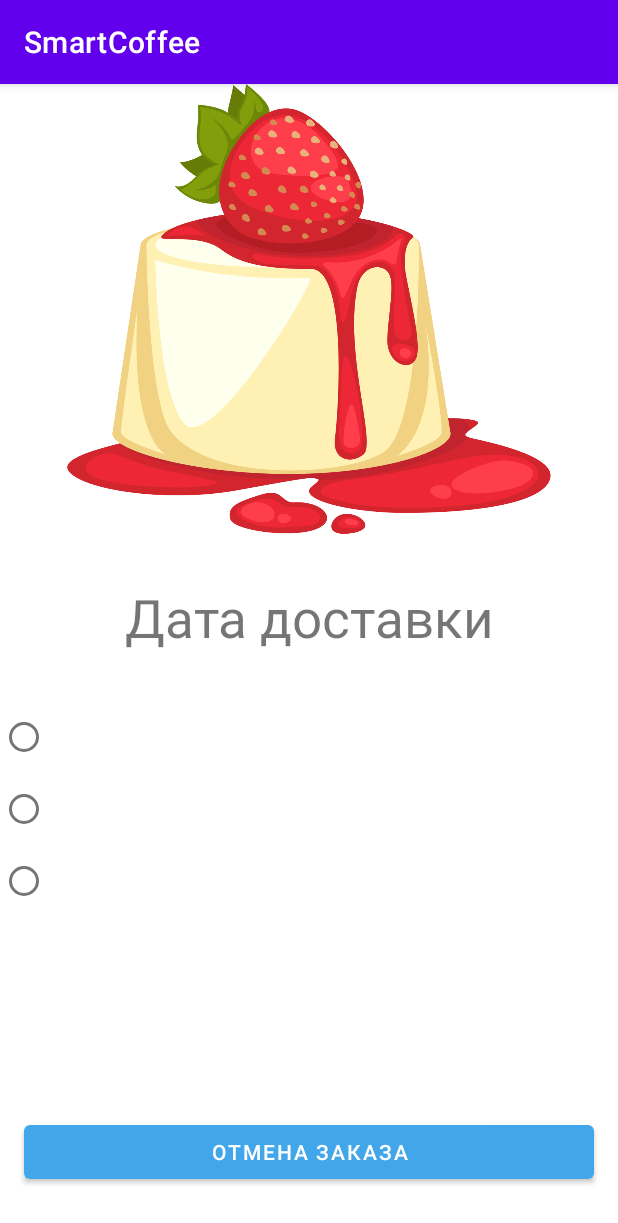
After one commit to Brav9/SmartCoffee, an Android app: the fragment PickupCakeFragment shown on its own in the app's theme, on a phone screen of 412 x 824 dp. The commit adds this screen. Shown: the top 1223 px of the screen. Run offline under Robolectric (Android 15) with nearby library versions, the phone set to English and light mode, and no system bars.

Commit message:
Добавление элементов в макет fragment_pickup_cake.xml

```diff
--- /dev/null
+++ b/app/src/main/java/com/hfad/smartcoffee/PickupCakeFragment.kt
@@ -0,0 +1,59 @@
+package com.hfad.smartcoffee
+
+import android.os.Bundle
+import androidx.fragment.app.Fragment
+import android.view.LayoutInflater
+import android.view.View
+import android.view.ViewGroup
+
+// TODO: Rename parameter arguments, choose names that match
+// the fragment initialization parameters, e.g. ARG_ITEM_NUMBER
+private const val ARG_PARAM1 = "param1"
+private const val ARG_PARAM2 = "param2"
+
+/**
+ * A simple [Fragment] subclass.
+ * Use the [PickupCakeFragment.newInstance] factory method to
+ * create an instance of this fragment.
+ */
+class PickupCakeFragment : Fragment() {
+    // TODO: Rename and change types of parameters
+    private var param1: String? = null
+    private var param2: String? = null
+
+    override fun onCreate(savedInstanceState: Bundle?) {
+        super.onCreate(savedInstanceState)
+        arguments?.let {
+            param1 = it.getString(ARG_PARAM1)
+            param2 = it.getString(ARG_PARAM2)
+        }
+    }
+
+    override fun onCreateView(
+        inflater: LayoutInflater, container: ViewGroup?,
+        savedInstanceState: Bundle?
+    ): View? {
+        // Inflate the layout for this fragment
+        return inflater.inflate(R.layout.fragment_pickup_cake, container, false)
+    }
+
+    companion object {
+        /**
+         * Use this factory method to create a new instance of
+         * this fragment using the provided parameters.
+         *
+         * @param param1 Parameter 1.
+         * @param param2 Parameter 2.
+         * @return A new instance of fragment PickupCakeFragment.
+         */
+        // TODO: Rename and change types and number of parameters
+        @JvmStatic
+        fun newInstance(param1: String, param2: String) =
+            PickupCakeFragment().apply {
+                arguments = Bundle().apply {
+                    putString(ARG_PARAM1, param1)
+                    putString(ARG_PARAM2, param2)
+                }
+            }
+    }
+}
--- a/app/src/main/res/layout/fragment_cocktail.xml
+++ b/app/src/main/res/layout/fragment_cocktail.xml
@@ -7,7 +7,7 @@
     tools:context=".CocktailFragment">
 
     <ImageView
-        android:id="@+id/imIce"
+        android:id="@+id/imProduct"
         android:layout_width="0dp"
         android:layout_height="300dp"
         android:src="@drawable/cocktail"
@@ -24,7 +24,7 @@
         android:textSize="35sp"
         app:layout_constraintEnd_toEndOf="parent"
         app:layout_constraintStart_toStartOf="parent"
-        app:layout_constraintTop_toBottomOf="@+id/imIce"
+        app:layout_constraintTop_toBottomOf="@+id/imProduct"
         app:textAllCaps="false" />
 
     <Button
--- a/app/src/main/res/layout/fragment_coffee.xml
+++ b/app/src/main/res/layout/fragment_coffee.xml
@@ -7,7 +7,7 @@
     tools:context=".CoffeeFragment">
 
     <ImageView
-        android:id="@+id/imIce"
+        android:id="@+id/imProduct"
         android:layout_width="0dp"
         android:layout_height="300dp"
         android:src="@drawable/coffee"
@@ -24,7 +24,7 @@
         android:textSize="35sp"
         app:layout_constraintEnd_toEndOf="parent"
         app:layout_constraintStart_toStartOf="parent"
-        app:layout_constraintTop_toBottomOf="@+id/imIce"
+        app:layout_constraintTop_toBottomOf="@+id/imProduct"
         app:textAllCaps="false" />
 
     <Button
--- a/app/src/main/res/layout/fragment_ice.xml
+++ b/app/src/main/res/layout/fragment_ice.xml
@@ -7,7 +7,7 @@
     tools:context=".IceFragment">
 
     <ImageView
-        android:id="@+id/imIce"
+        android:id="@+id/imProduct"
         android:layout_width="0dp"
         android:layout_height="300dp"
         android:src="@drawable/ice"
@@ -24,7 +24,7 @@
         android:textSize="35sp"
         app:layout_constraintEnd_toEndOf="parent"
         app:layout_constraintStart_toStartOf="parent"
-        app:layout_constraintTop_toBottomOf="@+id/imIce"
+        app:layout_constraintTop_toBottomOf="@+id/imProduct"
         app:textAllCaps="false" />
 
     <Button
--- /dev/null
+++ b/app/src/main/res/layout/fragment_pickup_cake.xml
@@ -0,0 +1,70 @@
+<?xml version="1.0" encoding="utf-8"?>
+<androidx.constraintlayout.widget.ConstraintLayout xmlns:android="http://schemas.android.com/apk/res/android"
+    xmlns:app="http://schemas.android.com/apk/res-auto"
+    xmlns:tools="http://schemas.android.com/tools"
+    android:layout_width="match_parent"
+    android:layout_height="match_parent"
+    tools:context=".PickupCakeFragment">
+
+    <ImageView
+        android:id="@+id/imProduct"
+        android:layout_width="0dp"
+        android:layout_height="300dp"
+        android:src="@drawable/cake"
+        app:layout_constraintEnd_toEndOf="parent"
+        app:layout_constraintStart_toStartOf="parent"
+        app:layout_constraintTop_toTopOf="parent" />
+
+    <TextView
+        android:id="@+id/tvQuantity"
+        android:layout_width="wrap_content"
+        android:layout_height="wrap_content"
+        android:layout_marginTop="32dp"
+        android:text="@string/pickup_date"
+        android:textSize="35sp"
+        app:layout_constraintEnd_toEndOf="parent"
+        app:layout_constraintStart_toStartOf="parent"
+        app:layout_constraintTop_toBottomOf="@+id/imProduct"
+        app:textAllCaps="false" />
+
+    <Button
+        android:id="@+id/btnOrderCancellation"
+        android:layout_width="0dp"
+        android:layout_height="wrap_content"
+        android:layout_marginStart="16dp"
+        android:layout_marginEnd="16dp"
+        android:layout_marginBottom="32dp"
+        android:text="@string/order_cancellation"
+        app:backgroundTint="#42A7EA"
+        app:layout_constraintBottom_toBottomOf="parent"
+        app:layout_constraintEnd_toEndOf="parent"
+        app:layout_constraintStart_toStartOf="parent" />
+
+    <RadioGroup
+        android:id="@+id/date_options"
+        android:layout_width="wrap_content"
+        android:layout_height="wrap_content"
+        android:layout_marginTop="32dp"
+        android:orientation="vertical"
+        app:layout_constraintStart_toStartOf="parent"
+        app:layout_constraintTop_toBottomOf="@+id/tvQuantity">
+
+        <RadioButton
+            android:id="@+id/option0"
+            android:layout_width="wrap_content"
+            android:layout_height="wrap_content" />
+
+        <RadioButton
+            android:id="@+id/option1"
+            android:layout_width="wrap_content"
+            android:layout_height="wrap_content" />
+
+        <RadioButton
+            android:id="@+id/option2"
+            android:layout_width="wrap_content"
+            android:layout_height="wrap_content" />
+
+
+    </RadioGroup>
+
+</androidx.constraintlayout.widget.ConstraintLayout>
--- a/app/src/main/res/values/strings.xml
+++ b/app/src/main/res/values/strings.xml
@@ -4,10 +4,12 @@
     <!-- TODO: Remove or change this placeholder text -->
     <string name="hello_blank_fragment">Hello blank fragment</string>
     <string name="quantity">Количество</string>
+    <string name="pickup">Доставка</string>
     <string name="one">1</string>
     <string name="two">2</string>
     <string name="three">3</string>
     <string name="order_cancellation">Отмена заказа</string>
+    <string name="pickup_date">Дата доставки</string>
 
 
 </resources>
```
Also changed, not shown: app/src/main/java/com/hfad/smartcoffee/PickupCocktailFragment.kt (added, +59 -0 lines), app/src/main/java/com/hfad/smartcoffee/PickupCoffeeFragment.kt (added, +59 -0 lines), app/src/main/java/com/hfad/smartcoffee/PickupIceFragment.kt (added, +59 -0 lines), app/src/main/res/layout/fragment_pickup_cocktail.xml (added, +70 -0 lines), app/src/main/res/layout/fragment_pickup_coffee.xml (added, +14 -0 lines), app/src/main/res/layout/fragment_pickup_ice.xml (added, +14 -0 lines), app/src/main/res/navigation/nav_graph.xml (+50 -1 lines).
